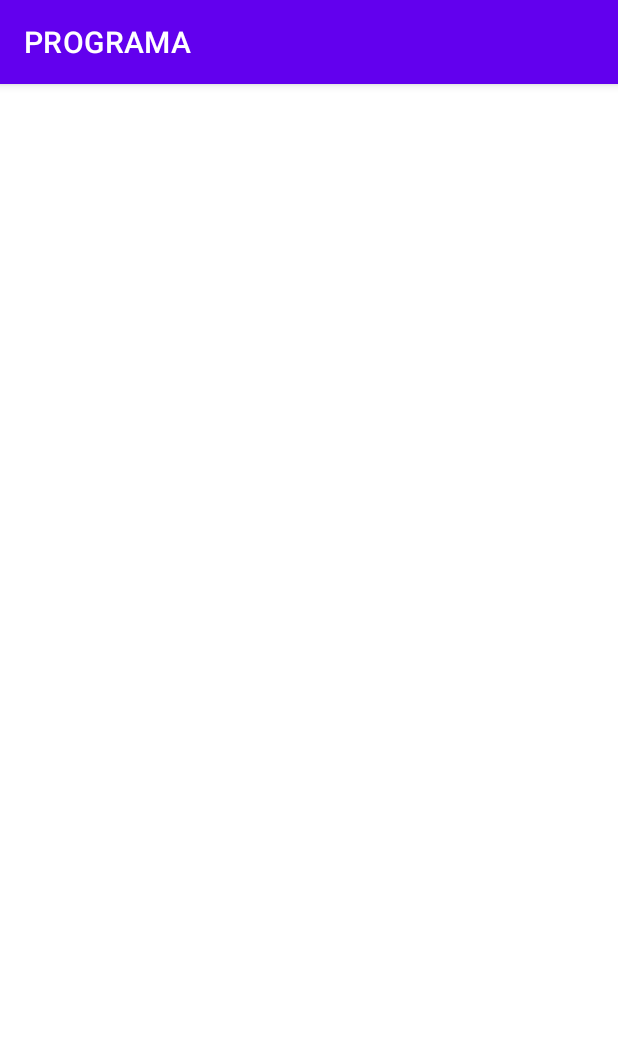
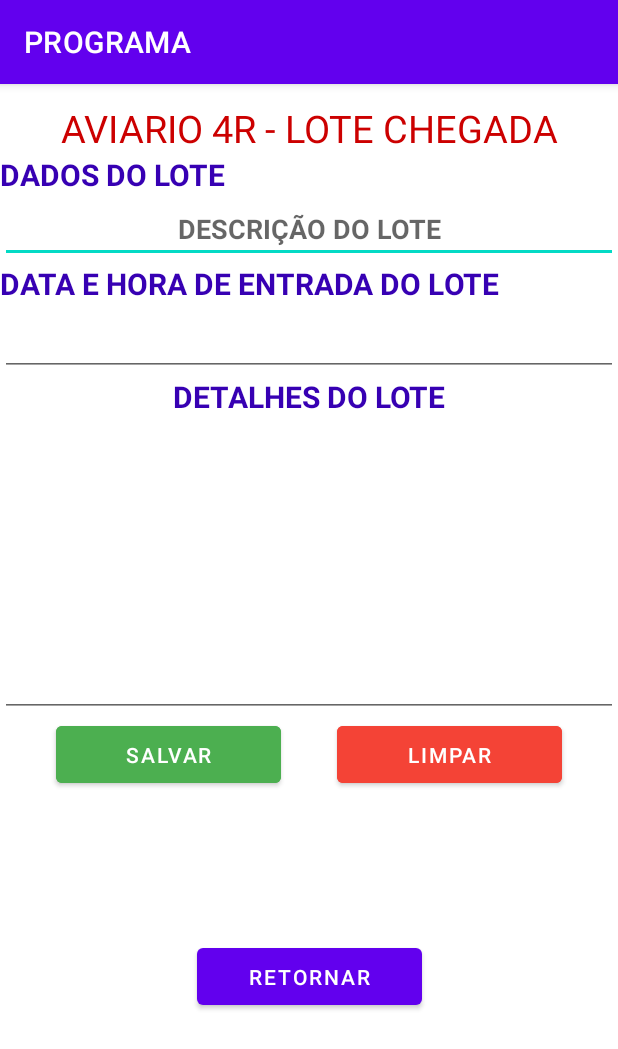
Before and after one commit to SemprebomTecnologia/ANDROID_AVIARIO4R, an Android app: the LoteMainActivity screen opened directly, with no data from a screen before it, on a phone screen of 412 x 824 dp. Shown: the top 1049 px of the screen. Run offline under Robolectric (Android 15) with nearby library versions, the phone set to English and light mode, and no system bars.

Commit message:
COMMIT LOTE

```diff
--- /dev/null
+++ b/app/src/main/java/com/example/programa/DateTime.kt
@@ -0,0 +1,88 @@
+package com.example.programa
+
+import androidx.appcompat.app.AppCompatActivity
+import android.os.Bundle
+import android.widget.TextView
+import java.text.SimpleDateFormat
+import java.util.*
+
+
+/*
+Primeiramente, a instância do Calendar é criada e o formato desejado da data e hora
+a serem mostradas é passado para o método SimpleDateFormat .
+A String deve incluir os seguintes caracteres e pode-se incluir separadores como -, / etc.
+
+ */
+
+class DateTime: AppCompatActivity() {
+    override fun onCreate(savedInstanceState: Bundle?) {
+        super.onCreate(savedInstanceState)
+        setContentView(R.layout.activity_lote_main)
+
+        var dateTime: String
+        var calendar: Calendar
+        var simpleDateFormat: SimpleDateFormat
+
+        // register all the text view with appropriate IDs
+        val dateTimeInLongTextView: TextView = findViewById(R.id.txtDataEntradaLote)
+
+
+        val format1: TextView = findViewById(R.id.txtDataEntradaLote)
+        //val format2: TextView = findViewById(R.id.format2)
+        //val format3: TextView = findViewById(R.id.format3)
+        //val format4: TextView = findViewById(R.id.format4)
+        //val format5: TextView = findViewById(R.id.format5)
+        //val format6: TextView = findViewById(R.id.format6)
+        //val format7: TextView = findViewById(R.id.format7)
+
+        // get the Long type value of the current system date
+        val dateValueInLong: Long = System.currentTimeMillis()
+
+        dateTimeInLongTextView.text = dateValueInLong.toString()
+
+        // different format type to format the
+        // current date and time of the system
+        // format type 1
+        calendar = Calendar.getInstance()
+        simpleDateFormat = SimpleDateFormat("dd.MM.yyyy HH:mm:ss aaa z")
+        dateTime = simpleDateFormat.format(calendar.time).toString()
+        format1.text = dateTime
+/*
+        // format type 2
+        calendar = Calendar.getInstance()
+        simpleDateFormat = SimpleDateFormat("dd-MM-yyyy HH:mm:ss aaa z")
+        dateTime = simpleDateFormat.format(calendar.time).toString()
+        format2.text = dateTime
+
+        // format type 3
+        calendar = Calendar.getInstance()
+        simpleDateFormat = SimpleDateFormat("dd/MM/yyyy HH:mm:ss aaa z")
+        dateTime = simpleDateFormat.format(calendar.time).toString()
+        format3.text = dateTime
+
+        // format type 4
+        calendar = Calendar.getInstance()
+        simpleDateFormat = SimpleDateFormat("dd.LLL.yyyy HH:mm:ss aaa z")
+        dateTime = simpleDateFormat.format(calendar.time).toString()
+        format4.text = dateTime
+
+        // format type 5
+        calendar = Calendar.getInstance()
+        simpleDateFormat = SimpleDateFormat("dd.LLLL.yyyy HH:mm:ss aaa z")
+        dateTime = simpleDateFormat.format(calendar.time).toString()
+        format5.text = dateTime
+
+        // format type 6
+        calendar = Calendar.getInstance()
+        simpleDateFormat = SimpleDateFormat("E.LLLL.yyyy HH:mm:ss aaa z")
+        dateTime = simpleDateFormat.format(calendar.time).toString()
+        format6.text = dateTime
+
+        // format type 7
+        calendar = Calendar.getInstance()
+        simpleDateFormat = SimpleDateFormat("EEEE.LLLL.yyyy KK:mm:ss aaa z")
+        dateTime = simpleDateFormat.format(calendar.time).toString()
+        format7.text = dateTime
+        */
+    }
+}
--- a/app/src/main/java/com/example/programa/LoteMainActivity.kt
+++ b/app/src/main/java/com/example/programa/LoteMainActivity.kt
@@ -30,13 +30,18 @@ class LoteMainActivity : AppCompatActivity() {
             insets
         }*/
 
+
+
         //programo o evento do botao
-        MainColeta.btnINICIO.setOnClickListener(){
+
+        MainColeta.btnPRINCIPAL.setOnClickListener(){
             //INFORMO A TELA
             val MudarTela = Intent(this,PrincipalMainActivity::class.java)
             //MOSTRO A TELA
             startActivity(MudarTela)
 
         }
+
+
     }
 }
--- a/app/src/main/res/layout/activity_lote_main.xml
+++ b/app/src/main/res/layout/activity_lote_main.xml
@@ -1,6 +1,133 @@
 <?xml version="1.0" encoding="utf-8"?>
 <androidx.constraintlayout.widget.ConstraintLayout xmlns:android="http://schemas.android.com/apk/res/android"
+    xmlns:app="http://schemas.android.com/apk/res-auto"
+    xmlns:tools="http://schemas.android.com/tools"
     android:id="@+id/main"
     android:layout_width="match_parent"
     android:layout_height="match_parent"
-    android:orientation="vertical" />
+    android:orientation="vertical">
+
+
+    <TextView
+        android:id="@+id/txtTitulo"
+        android:layout_width="match_parent"
+        android:layout_height="wrap_content"
+        android:layout_marginTop="68dp"
+        android:text="AVIARIO 4R - LOTE CHEGADA"
+        android:textAlignment="center"
+        android:textColor="@android:color/holo_red_dark"
+        android:textSize="25sp"
+        app:layout_constraintTop_toTopOf="parent"
+        tools:layout_editor_absoluteX="0dp" />
+
+    <TextView
+        android:id="@+id/txtNomeLote"
+        android:layout_width="match_parent"
+        android:layout_height="wrap_content"
+        android:text="DADOS DO LOTE"
+        android:textAlignment="viewStart"
+        android:textColor="@color/purple_700"
+        android:textSize="20sp"
+        android:textStyle="bold"
+        app:layout_constraintTop_toBottomOf="@+id/txtTitulo"
+        tools:layout_editor_absoluteX="0dp" />
+
+    <EditText
+        android:id="@+id/edtNomeLote"
+        android:layout_width="match_parent"
+        android:layout_height="wrap_content"
+        android:ems="10"
+        android:hint="DESCRIÇÃO DO LOTE"
+        android:inputType="text"
+        android:maxLength="20"
+        android:textAlignment="center"
+        android:textColor="@color/black"
+        android:textStyle="bold"
+        app:layout_constraintTop_toBottomOf="@+id/txtNomeLote"
+        tools:layout_editor_absoluteX="16dp" />
+
+    <TextView
+        android:id="@+id/txtDataEntradaLote"
+        android:layout_width="match_parent"
+        android:layout_height="wrap_content"
+        android:text="DATA E HORA DE ENTRADA DO LOTE"
+        android:textAlignment="viewStart"
+        android:textColor="@color/purple_700"
+        android:textSize="20sp"
+        android:textStyle="bold"
+        app:layout_constraintTop_toBottomOf="@+id/edtNomeLote"
+        tools:layout_editor_absoluteX="47dp" />
+
+    <EditText
+        android:id="@+id/editTextDate"
+        android:layout_width="match_parent"
+        android:layout_height="wrap_content"
+        android:ems="10"
+        android:inputType="date|datetime"
+        android:textAlignment="center"
+        android:textSize="20sp"
+        android:textStyle="bold"
+        app:layout_constraintTop_toBottomOf="@+id/txtDataEntradaLote"
+        tools:layout_editor_absoluteX="0dp" />
+
+    <TextView
+        android:id="@+id/txtDescricaoLote"
+        android:layout_width="match_parent"
+        android:layout_height="wrap_content"
+        android:text="DETALHES DO LOTE"
+        android:textAlignment="center"
+        android:textColor="@color/purple_700"
+        android:textSize="20sp"
+        android:textStyle="bold"
+        app:layout_constraintTop_toBottomOf="@+id/editTextDate"
+        tools:layout_editor_absoluteX="2dp" />
+
+    <EditText
+        android:id="@+id/edtDetalheLote"
+        android:layout_width="match_parent"
+        android:layout_height="200dp"
+        android:ems="10"
+        android:gravity="start|top"
+        android:inputType="textMultiLine"
+        android:maxLength="50"
+        android:textAlignment="textStart"
+        android:textSize="20sp"
+        android:textStyle="bold"
+        app:layout_constraintTop_toBottomOf="@+id/txtDescricaoLote"
+        tools:layout_editor_absoluteX="16dp" />
+
+    <Button
+        android:id="@+id/btn_SALVAR"
+        android:layout_width="150dp"
+        android:layout_height="50dp"
+        android:backgroundTint="@color/btn_true"
+        android:text="SALVAR"
+        app:layout_constraintEnd_toStartOf="@+id/btn_LIMPAR"
+        app:layout_constraintHorizontal_bias="0.5"
+        app:layout_constraintStart_toStartOf="parent"
+        app:layout_constraintTop_toBottomOf="@+id/edtDetalheLote" />
+
+    <Button
+        android:id="@+id/btn_LIMPAR"
+        android:layout_width="150dp"
+        android:layout_height="50dp"
+        android:backgroundTint="@color/btn_cancel"
+        android:text="LIMPAR"
+        app:layout_constraintEnd_toEndOf="parent"
+        app:layout_constraintHorizontal_bias="0.5"
+        app:layout_constraintStart_toEndOf="@+id/btn_SALVAR"
+        app:layout_constraintTop_toBottomOf="@+id/edtDetalheLote" />
+
+    <Button
+        android:id="@+id/btn_PRINCIPAL"
+        android:layout_width="150dp"
+        android:layout_height="50dp"
+        android:text="RETORNAR"
+        app:layout_constraintBottom_toBottomOf="parent"
+        app:layout_constraintEnd_toEndOf="parent"
+        app:layout_constraintHorizontal_bias="0.5"
+        app:layout_constraintStart_toStartOf="parent"
+        app:layout_constraintTop_toBottomOf="@+id/edtDetalheLote" />
+
+
+</androidx.constraintlayout.widget.ConstraintLayout>
--- a/app/src/main/res/values/colors.xml
+++ b/app/src/main/res/values/colors.xml
@@ -7,4 +7,7 @@
     <color name="teal_700">#FF018786</color>
     <color name="black">#FF000000</color>
     <color name="white">#FFFFFFFF</color>
+    <color name="btn_OK">#2196F3</color>
+    <color name="btn_cancel">#F44336</color>
+    <color name="btn_true">#4CAF50</color>
 </resources>
```
